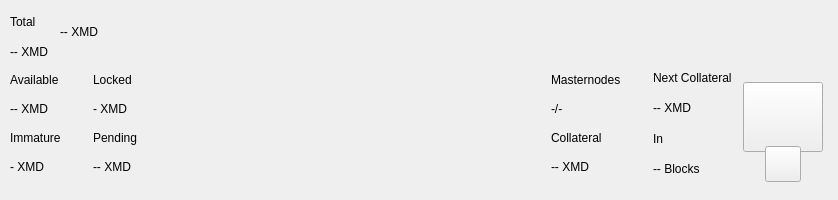
Qt form src/qt/pivx/forms/topbar.ui (younicoin/XMD) before a commit.
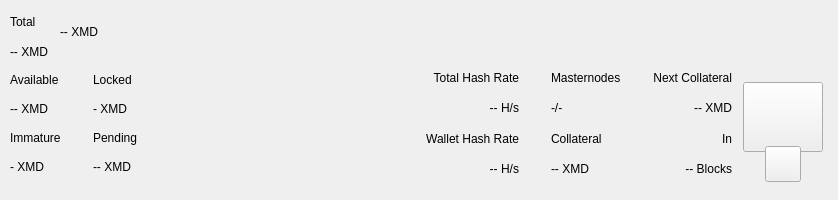
The same form after that commit. Custom widgets are drawn as their Qt base class.

The edit to the form file:
```diff
--- a/src/qt/pivx/forms/topbar.ui
+++ b/src/qt/pivx/forms/topbar.ui
@@ -526,7 +526,93 @@
             <number>9</number>
            </property>
            <item>
-            <layout class="QVBoxLayout" name="verticalLayout_5">
+            <widget class="QWidget" name="widgetStaking" native="true">
+             <layout class="QVBoxLayout" name="verticalLayout_12">
+              <property name="leftMargin">
+               <number>32</number>
+              </property>
+              <property name="topMargin">
+               <number>0</number>
+              </property>
+              <property name="rightMargin">
+               <number>0</number>
+              </property>
+              <property name="bottomMargin">
+               <number>0</number>
+              </property>
+              <item>
+               <widget class="QLabel" name="labelNetworkHashRateTitle">
+                <property name="text">
+                 <string>Total Hash Rate</string>
+                </property>
+                <property name="textFormat">
+                 <enum>Qt::AutoText</enum>
+                </property>
+                <property name="alignment">
+                 <set>Qt::AlignRight|Qt::AlignTrailing|Qt::AlignVCenter</set>
+                </property>
+               </widget>
+              </item>
+              <item>
+               <widget class="QLabel" name="labelNetworkHashRateValue">
+                <property name="layoutDirection">
+                 <enum>Qt::LeftToRight</enum>
+                </property>
+                <property name="text">
+                 <string>-- H/s</string>
+                </property>
+                <property name="textFormat">
+                 <enum>Qt::AutoText</enum>
+                </property>
+                <property name="alignment">
+                 <set>Qt::AlignRight|Qt::AlignTrailing|Qt::AlignVCenter</set>
+                </property>
+               </widget>
+              </item>
+              <item>
+               <widget class="QLabel" name="labelWalletHashRateTitle">
+                <property name="text">
+                 <string>Wallet Hash Rate</string>
+                </property>
+                <property name="textFormat">
+                 <enum>Qt::AutoText</enum>
+                </property>
+                <property name="alignment">
+                 <set>Qt::AlignRight|Qt::AlignTrailing|Qt::AlignVCenter</set>
+                </property>
+               </widget>
+              </item>
+              <item>
+               <widget class="PrivateQLabel" name="labelWalletHashRateValue">
+                <property name="text">
+                 <string notr="true">-- H/s</string>
+                </property>
+                <property name="textFormat">
+                 <enum>Qt::AutoText</enum>
+                </property>
+                <property name="alignment">
+                 <set>Qt::AlignRight|Qt::AlignTrailing|Qt::AlignVCenter</set>
+                </property>
+               </widget>
+              </item>
+             </layout>
+            </widget>
+           </item>
+           <item>
+            <widget class="QWidget" name="widgetMasternodes" native="true">
+             <layout class="QVBoxLayout">
+              <property name="leftMargin">
+               <number>32</number>
+              </property>
+              <property name="topMargin">
+               <number>0</number>
+              </property>
+              <property name="rightMargin">
+               <number>0</number>
+              </property>
+              <property name="bottomMargin">
+               <number>0</number>
+              </property>
              <item>
               <widget class="QLabel" name="labelMasternodesTitle">
                <property name="text">
@@ -535,27 +621,28 @@
               </widget>
              </item>
              <item>
-              <widget class="QLabel" name="labelMasternodeCount">
+               <widget class="PrivateQLabel" name="labelMasternodeCount">
                <property name="text">
                 <string>-/-</string>
                </property>
               </widget>
              </item>
              <item>
-              <widget class="QLabel" name="labelTitle8">
+               <widget class="QLabel" name="labelCollateralTitle">
                <property name="text">
                 <string>Collateral</string>
                </property>
               </widget>
              </item>
              <item>
-              <widget class="QLabel" name="labelCollateralPiv">
+               <widget class="QLabel" name="labelCollateralValue">
                <property name="text">
                 <string notr="true">-- XMD</string>
                </property>
               </widget>
              </item>
             </layout>
+            </widget>
            </item>
            <item>
             <widget class="QWidget" name="widgetNextCollateral" native="true">
@@ -577,6 +664,12 @@
                 <property name="text">
                  <string>Next Collateral</string>
                 </property>
+                <property name="textFormat">
+                 <enum>Qt::AutoText</enum>
+                </property>
+                <property name="alignment">
+                 <set>Qt::AlignRight|Qt::AlignTrailing|Qt::AlignVCenter</set>
+                </property>
                </widget>
               </item>
               <item>
@@ -584,13 +677,25 @@
                 <property name="text">
                  <string>-- XMD</string>
                 </property>
+                <property name="textFormat">
+                 <enum>Qt::AutoText</enum>
+                </property>
+                <property name="alignment">
+                 <set>Qt::AlignRight|Qt::AlignTrailing|Qt::AlignVCenter</set>
+                </property>
                </widget>
               </item>
               <item>
-               <widget class="QLabel" name="labelTitle9">
+               <widget class="QLabel" name="labelRemainingBlocks">
                 <property name="text">
                  <string>In</string>
                 </property>
+                <property name="textFormat">
+                 <enum>Qt::AutoText</enum>
+                </property>
+                <property name="alignment">
+                 <set>Qt::AlignRight|Qt::AlignTrailing|Qt::AlignVCenter</set>
+                </property>
                </widget>
               </item>
               <item>
@@ -598,6 +703,12 @@
                 <property name="text">
                  <string notr="true">-- Blocks</string>
                 </property>
+                <property name="textFormat">
+                 <enum>Qt::AutoText</enum>
+                </property>
+                <property name="alignment">
+                 <set>Qt::AlignRight|Qt::AlignTrailing|Qt::AlignVCenter</set>
+                </property>
                </widget>
               </item>
              </layout>
@@ -719,18 +830,24 @@
   </layout>
  </widget>
  <customwidgets>
-  <customwidget>
-   <class>PFBorderImage</class>
-   <extends>QFrame</extends>
-   <header>qt/pivx/pfborderimage.h</header>
-   <container>1</container>
-  </customwidget>
   <customwidget>
    <class>ExpandableButton</class>
    <extends>QWidget</extends>
    <header>qt/pivx/expandablebutton.h</header>
    <container>1</container>
   </customwidget>
+  <customwidget>
+   <class>PFBorderImage</class>
+   <extends>QFrame</extends>
+   <header>qt/pivx/pfborderimage.h</header>
+   <container>1</container>
+  </customwidget>
+  <customwidget>
+   <class>PrivateQLabel</class>
+   <extends>QLabel</extends>
+   <header>qt/pivx/privatelabel.h</header>
+   <container>0</container>
+  </customwidget>
  </customwidgets>
  <resources/>
  <connections/>
```
Left out of the diff: 44 changed lines with no effect on the pictures. Lines whose indentation alone changed are shown as unchanged.
